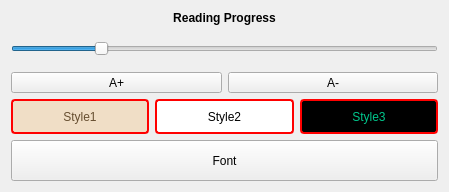
Qt form src/Reader/ReaderSet.ui (ic005k/Knot-Legacy) before a commit.
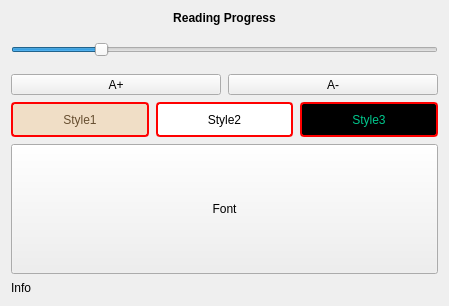
The same form after that commit. Icons and pictures are not drawn.

The edit to the form file:
```diff
--- a/src/Reader/ReaderSet.ui
+++ b/src/Reader/ReaderSet.ui
@@ -7,13 +7,16 @@
     <x>0</x>
     <y>0</y>
     <width>449</width>
-    <height>192</height>
+    <height>306</height>
    </rect>
   </property>
   <property name="windowTitle">
    <string>Dialog</string>
   </property>
   <layout class="QVBoxLayout" name="verticalLayout">
+   <property name="spacing">
+    <number>7</number>
+   </property>
    <item>
     <widget class="QLabel" name="lblProg">
      <property name="font">
@@ -298,6 +301,13 @@
      </property>
     </widget>
    </item>
+   <item>
+    <widget class="QLabel" name="lblInfo">
+     <property name="text">
+      <string>Info</string>
+     </property>
+    </widget>
+   </item>
   </layout>
  </widget>
  <resources>
```
